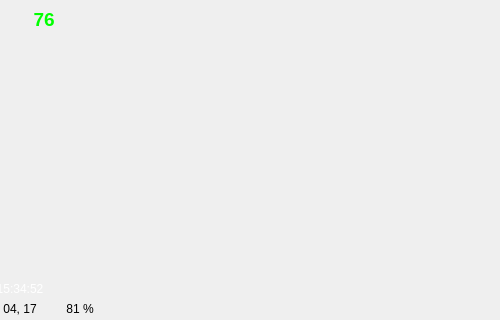
Above: mainwindow.ui from ChebotarDmytro/plottingRealTime before the change; both pictures show x 140 to 640 and y 0 to 320 of the 640 by 531 pixel window. Below: the same form after it.
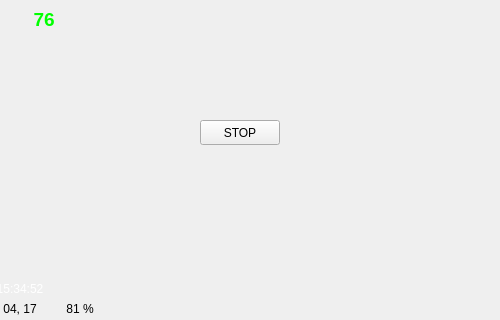
That is the form after the change. Icons and pictures are not drawn. Custom widgets are drawn as their Qt base class.

Commit message: changed yAxis real time; adde stop button

The edit to the form file:
```diff
--- a/mainwindow.ui
+++ b/mainwindow.ui
@@ -311,6 +311,22 @@
      </property>
     </widget>
    </widget>
+   <widget class="QPushButton" name="stopButton">
+    <property name="geometry">
+     <rect>
+      <x>340</x>
+      <y>120</y>
+      <width>80</width>
+      <height>25</height>
+     </rect>
+    </property>
+    <property name="text">
+     <string>STOP</string>
+    </property>
+    <property name="checkable">
+     <bool>true</bool>
+    </property>
+   </widget>
   </widget>
   <widget class="QMenuBar" name="menuBar">
    <property name="geometry">
```
The commit also changes 4 other files.
